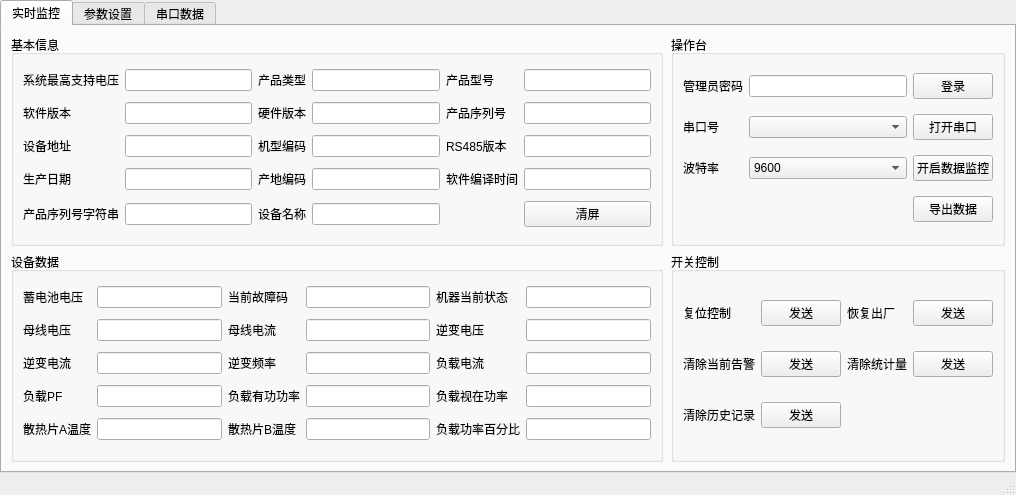
Above: ui/invt_layout.ui from xxxy-bit/SRNE_UP before the change. Below: the same form after it.
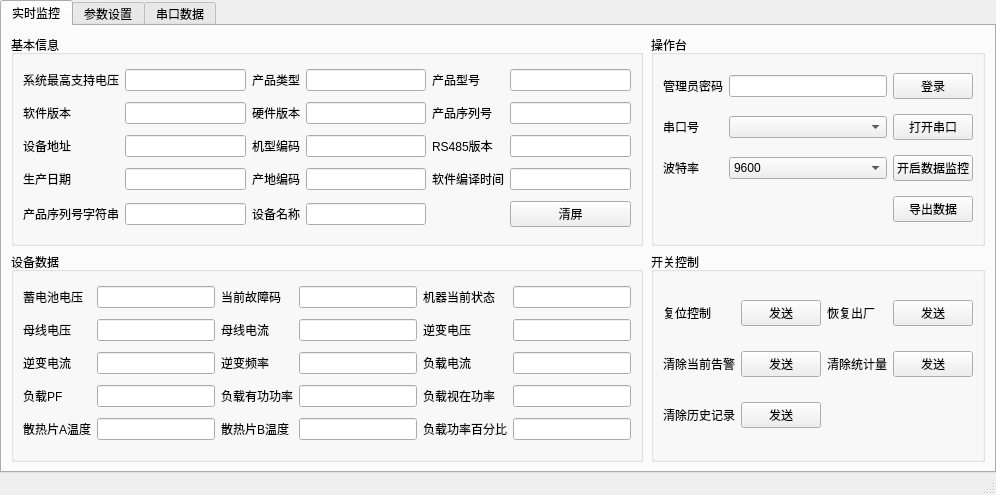
That is the form after the change.

```diff
--- a/ui/invt_layout.ui
+++ b/ui/invt_layout.ui
@@ -6,7 +6,7 @@
    <rect>
     <x>0</x>
     <y>0</y>
-    <width>1016</width>
+    <width>996</width>
     <height>495</height>
    </rect>
   </property>
```
Left out of the diff: 2 changed lines with no effect on the pictures.
